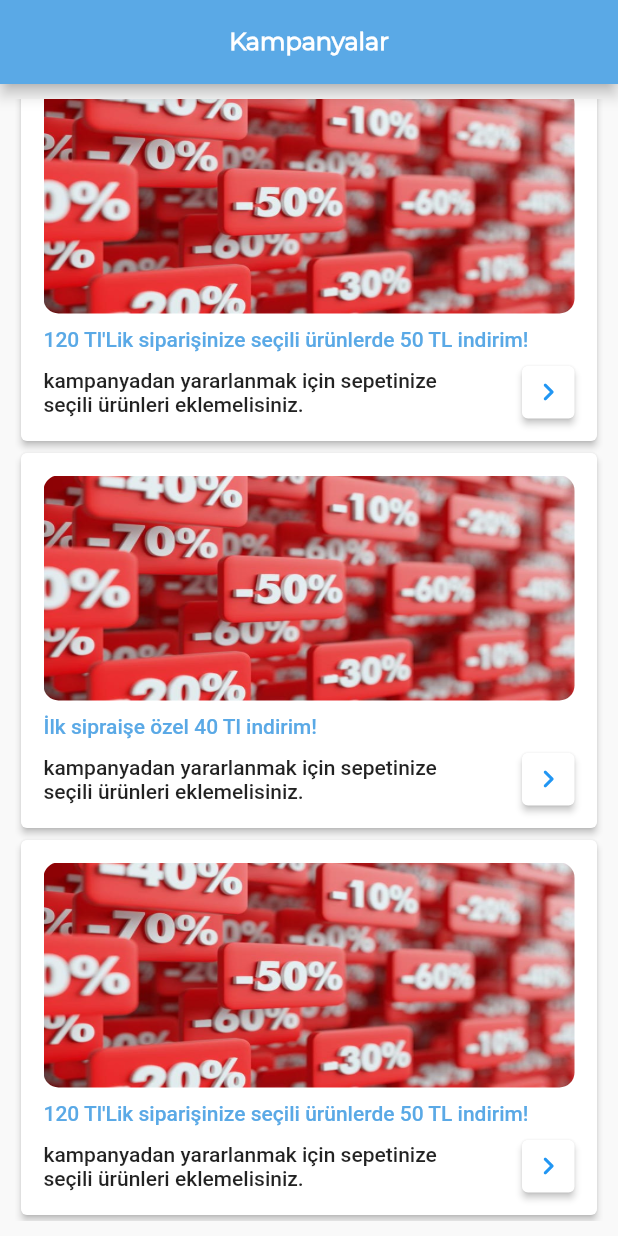
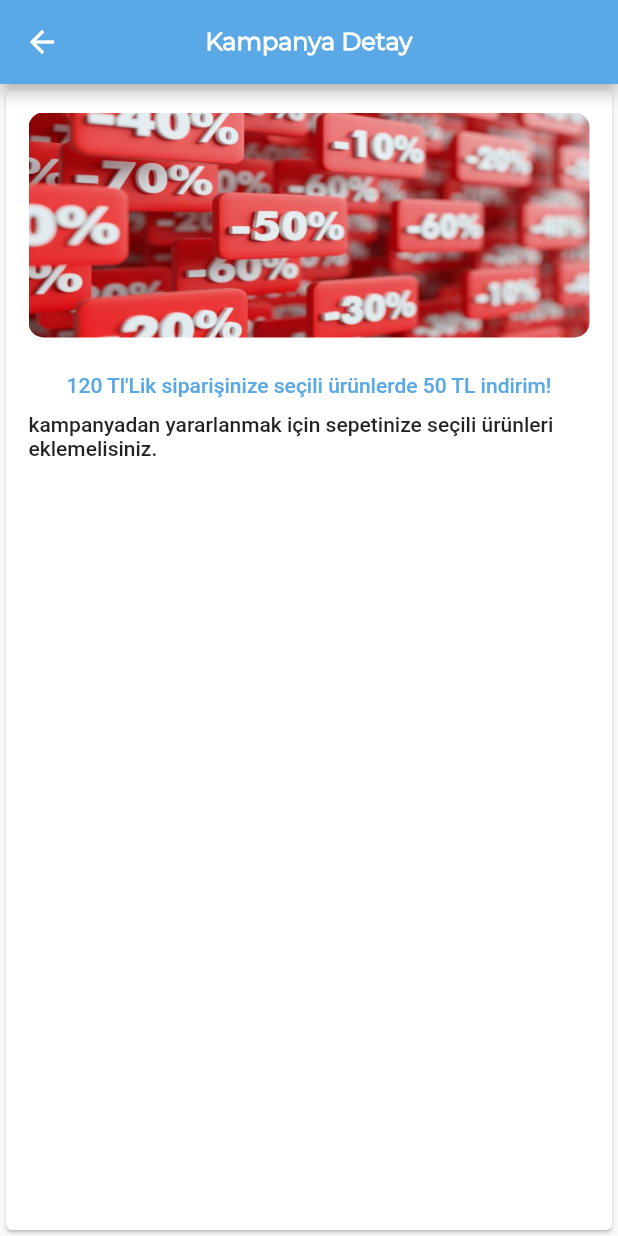
Before and after one commit to RamazanOzmert/3301456_203301047, a Flutter app: the Declaration screen opened directly, scrolled down 94 dp, after a tap on the "chevron right" icon, on a phone screen of 412 x 824 dp. Run offline on Flutter 3.47's test engine with Material 2 defaults, Android fonts, the phone set to English and light mode, and no system bars; our stand-ins replace carousel_slider, flutter_riverpod.

Commit message:
update app

```diff
--- /dev/null
+++ b/lib/screens/declaration_detail.dart
@@ -0,0 +1,76 @@
+import 'package:flutter/material.dart';
+
+class DeclarationDetail extends StatefulWidget {
+  const DeclarationDetail({Key? key, this.campaign}) : super(key: key);
+  final Map? campaign;
+  @override
+  _DeclarationDetail createState() => _DeclarationDetail();
+}
+
+class _DeclarationDetail extends State<DeclarationDetail> {
+  @override
+  Widget build(BuildContext context) {
+    return Scaffold(
+        appBar: AppBar(
+          centerTitle: true,
+          backgroundColor: Color(0xFF5AA9E6),
+          title: const Text(
+            'Kampanya Detay',
+            style: TextStyle(
+              fontFamily: 'Montserrat',
+              color: Colors.white,
+              fontSize: 16,
+            ),
+          ),
+        ),
+        body: Card(
+          elevation: 1,
+          child: Container(
+              padding: EdgeInsets.all(15.0),
+              height: MediaQuery.of(context).size.height,
+              child: Column(
+                crossAxisAlignment: CrossAxisAlignment.start,
+                children: [
+                  Container(
+                    padding: EdgeInsets.only(
+                      bottom: 10,
+                    ),
+                    height: 200,
+                    child: Column(
+                      mainAxisAlignment: MainAxisAlignment.spaceBetween,
+                      children: [
+                        ClipRRect(
+                          borderRadius: BorderRadius.circular(10.0),
+                          child: Image.asset(
+                            widget.campaign!['img'],
+                            height: 150,
+                            width: 400,
+                            fit: BoxFit.fill,
+                          ),
+                        ),
+                        Text(
+                          widget.campaign!['title'],
+                          style: TextStyle(
+                            color: Theme.of(context).accentColor,
+                            fontWeight: FontWeight.w500,
+                          ),
+                        ),
+                      ],
+                    ),
+                  ),
+                  Column(
+                    mainAxisAlignment: MainAxisAlignment.spaceBetween,
+                    children: [
+                      Container(
+                        constraints: BoxConstraints(maxWidth: 350),
+                        child: Text(
+                          widget.campaign!['conditions'],
+                        ),
+                      ),
+                    ],
+                  )
+                ],
+              )),
+        ));
+  }
+}
--- a/lib/util/campaigns.dart
+++ b/lib/util/campaigns.dart
@@ -16,7 +16,7 @@ List campaigns = [
   {
     "title": "120 Tl'Lik siparişinize seçili ürünlerde 50 TL indirim!",
     "conditions":
-        "kampanyadan yararlanmak için sepetinize seçili ürünleri eklemelisiniz.",
+        "kampanyadan yararlanmak için sepetinize seçili ürünleri eklemelisiniz.kampanyadan yararlanmak için sepetinize seçili ürünleri eklemelisiniz.kampanyadan yararlanmak için sepetinize seçili ürünleri eklemelisiniz.kampanyadan yararlanmak için sepetinize seçili ürünleri eklemelisiniz.kampanyadan yararlanmak için sepetinize seçili ürünleri eklemelisiniz.kampanyadan yararlanmak için sepetinize seçili ürünleri eklemelisiniz.kampanyadan yararlanmak için sepetinize seçili ürünleri eklemelisiniz.kampanyadan yararlanmak için sepetinize seçili ürünleri eklemelisiniz.kampanyadan yararlanmak için sepetinize seçili ürünleri eklemelisiniz.kampanyadan yararlanmak için sepetinize seçili ürünleri eklemelisiniz.",
     "current_products": [7, 5],
     "img": "assets/images/discount.jpg",
   },
--- a/lib/widgets/campaign_item.dart
+++ b/lib/widgets/campaign_item.dart
@@ -1,4 +1,5 @@
 import 'package:flutter/material.dart';
+import 'package:marketapp/screens/declaration_detail.dart';
 
 class CampaignItem extends StatelessWidget {
   const CampaignItem({Key? key, this.campaign}) : super(key: key);
@@ -34,13 +35,22 @@ class CampaignItem extends StatelessWidget {
                 children: [
                   Container(
                     constraints: BoxConstraints(maxWidth: 280),
-                    child: Text(campaign!['conditions']),
+                    child: Text('Kampanya koşullarını incele'),
                   ),
                   Container(
                     height: 35,
                     width: 35,
                     child: ElevatedButton(
-                      onPressed: () {},
+                      onPressed: () {
+                        Navigator.push(
+                          context,
+                          MaterialPageRoute(
+                            builder: (context) => DeclarationDetail(
+                              campaign: campaign,
+                            ),
+                          ),
+                        );
+                      },
                       style: TextButton.styleFrom(
                           padding: EdgeInsets.zero,
                           foregroundColor: Colors.blue[300],
```
Also changed, not shown: lib/globalStates/address.dart (added, +79 -0 lines), lib/screens/profil_address.dart (added, +143 -0 lines), lib/screens/profile.dart (+9 -1 lines), lib/widgets/address_item.dart (added, +127 -0 lines), lib/widgets/address_row.dart (+32 -15 lines).
